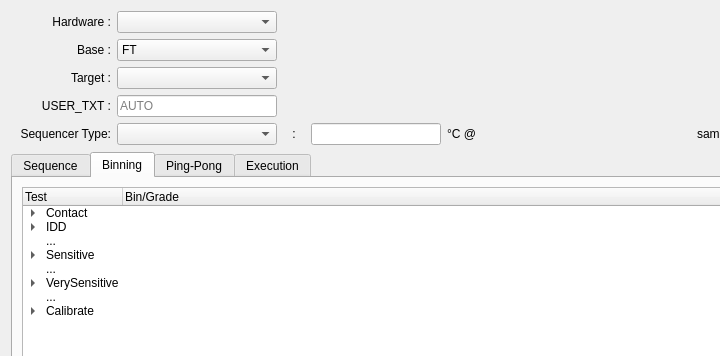
Above: ATE/spyder/widgets/actions_on/program/TestProgramWizard.ui from Semi-ATE/Semi-ATE before the change; both pictures show x 0 to 720 and y 0 to 356 of the 1036 by 828 pixel window. Below: the same form after it.
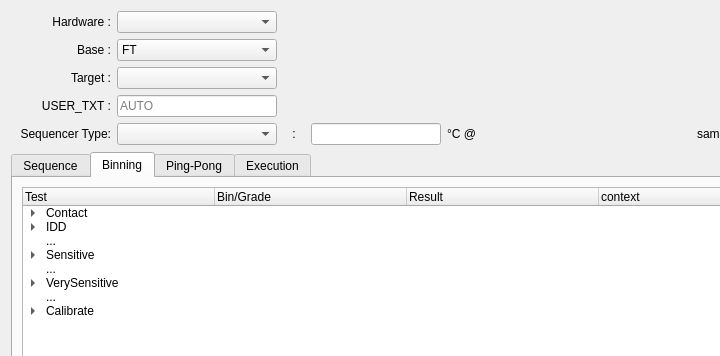
That is the form after the change. The open tabs and pages were chosen to show the change.

Diff of the .ui file:
```diff
--- a/ATE/spyder/widgets/actions_on/program/TestProgramWizard.ui
+++ b/ATE/spyder/widgets/actions_on/program/TestProgramWizard.ui
@@ -1164,7 +1164,19 @@
         </attribute>
         <layout class="QGridLayout" name="gridLayout_5">
          <item row="0" column="0">
-          <widget class="QTreeWidget" name="treeWidget">
+          <widget class="QTreeWidget" name="binning_tree">
+           <property name="autoScrollMargin">
+            <number>16</number>
+           </property>
+           <property name="autoExpandDelay">
+            <number>-1</number>
+           </property>
+           <property name="indentation">
+            <number>20</number>
+           </property>
+           <attribute name="headerDefaultSectionSize">
+            <number>192</number>
+           </attribute>
            <column>
             <property name="text">
              <string>Test</string>
@@ -1175,6 +1187,16 @@
              <string>Bin/Grade</string>
             </property>
            </column>
+           <column>
+            <property name="text">
+             <string>Result</string>
+            </property>
+           </column>
+           <column>
+            <property name="text">
+             <string>context</string>
+            </property>
+           </column>
            <item>
             <property name="text">
              <string>Contact</string>
@@ -1182,6 +1204,12 @@
             <property name="text">
              <string/>
             </property>
+            <property name="text">
+             <string/>
+            </property>
+            <property name="text">
+             <string/>
+            </property>
             <item>
              <property name="text">
               <string>resistance</string>
@@ -1195,6 +1223,15 @@
             <property name="text">
              <string>IDD</string>
             </property>
+            <property name="text">
+             <string/>
+            </property>
+            <property name="text">
+             <string/>
+            </property>
+            <property name="text">
+             <string/>
+            </property>
             <item>
              <property name="text">
               <string>New Subitem</string>
@@ -1208,11 +1245,29 @@
             <property name="text">
              <string>...</string>
             </property>
+            <property name="text">
+             <string/>
+            </property>
+            <property name="text">
+             <string/>
+            </property>
+            <property name="text">
+             <string/>
+            </property>
            </item>
            <item>
             <property name="text">
              <string>Sensitive</string>
             </property>
+            <property name="text">
+             <string/>
+            </property>
+            <property name="text">
+             <string/>
+            </property>
+            <property name="text">
+             <string/>
+            </property>
             <item>
              <property name="text">
               <string>SomeParameter</string>
@@ -1234,11 +1289,29 @@
             <property name="text">
              <string>...</string>
             </property>
+            <property name="text">
+             <string/>
+            </property>
+            <property name="text">
+             <string/>
+            </property>
+            <property name="text">
+             <string/>
+            </property>
            </item>
            <item>
             <property name="text">
              <string>VerySensitive</string>
             </property>
+            <property name="text">
+             <string/>
+            </property>
+            <property name="text">
+             <string/>
+            </property>
+            <property name="text">
+             <string/>
+            </property>
             <item>
              <property name="text">
               <string>SomeParameter</string>
@@ -1252,11 +1325,29 @@
             <property name="text">
              <string>...</string>
             </property>
+            <property name="text">
+             <string/>
+            </property>
+            <property name="text">
+             <string/>
+            </property>
+            <property name="text">
+             <string/>
+            </property>
            </item>
            <item>
             <property name="text">
              <string>Calibrate</string>
             </property>
+            <property name="text">
+             <string/>
+            </property>
+            <property name="text">
+             <string/>
+            </property>
+            <property name="text">
+             <string/>
+            </property>
             <item>
              <property name="text">
               <string>SomeParameter</string>
```
Left out of the diff: 47 changed lines with no effect on the pictures.
